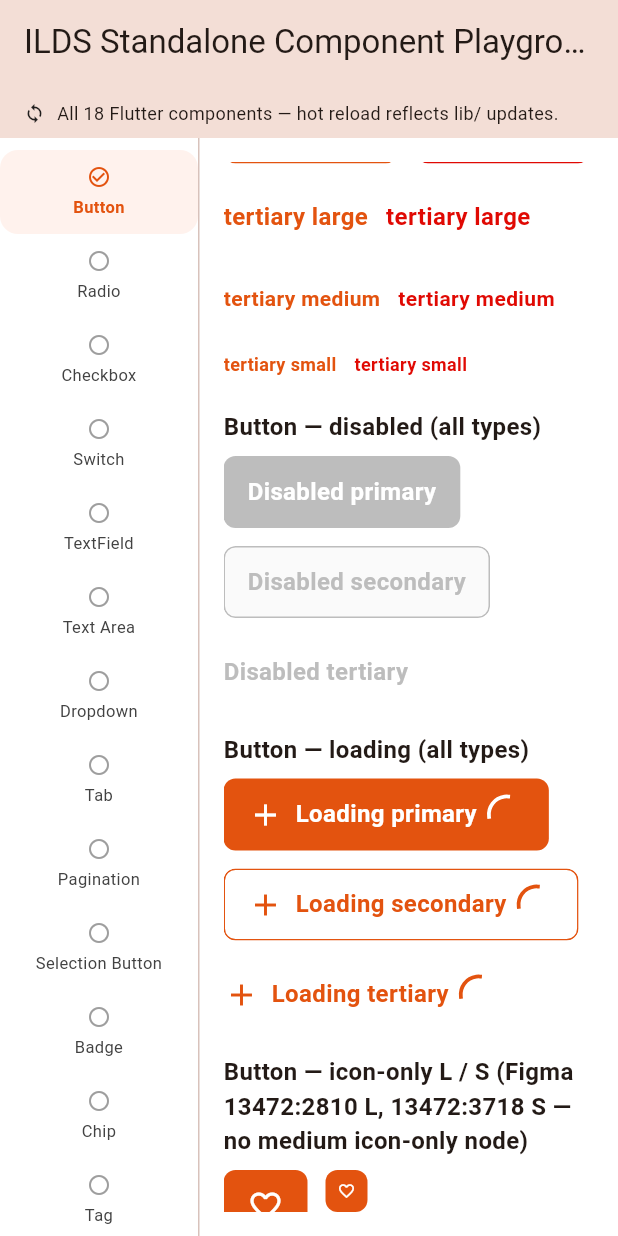
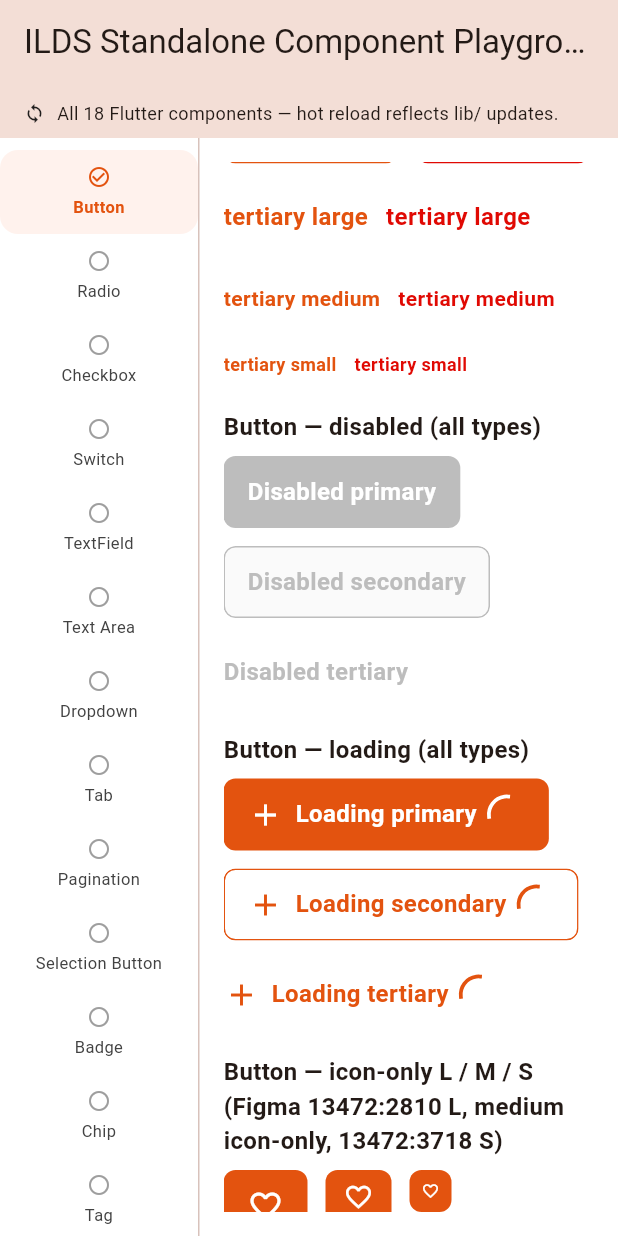
Before and after one commit to dsoftacademy/ilds-design-system, a Flutter app: the screen it shows after launch, scrolled down 576 dp, on a phone screen of 412 x 824 dp. Run offline on Flutter 3.47's test engine with Material 3 defaults, Android fonts, the phone set to English and light mode, and no system bars; Roboto replaces fonts that are missing (Mulish).

Commit message:
fix(flutter): Phase 3c closeout — badge 12/10, icon-only M, sign-off
- Badge: large/medium use fontSize12 + lineHeight12; small uses documented
  10px outlier (not spacing/border arithmetic)
- Playground: icon-only L/M/S; remove false "no medium node" note
- Typography test: whitelist badge small outlier; block new spacing-derived
  _fontSize() helpers (legacy components tracked for future pass)
- Stamp PHASE3C_FLUTTER_REACT_SIGNOFF.md Approved, Pratishek, 18 Jun 2026

Co-authored-by: Cursor <cursoragent@cursor.com>

```diff
--- a/ilds_component_playground_app/lib/main.dart
+++ b/ilds_component_playground_app/lib/main.dart
@@ -437,7 +437,7 @@ class _IldsStandalonePlaygroundPageState extends State<IldsStandalonePlaygroundP
           ],
         ),
         const SizedBox(height: 16),
-        _sectionTitle('Button — icon-only L / S (Figma 13472:2810 L, 13472:3718 S — no medium icon-only node)'),
+        _sectionTitle('Button — icon-only L / M / S (Figma 13472:2810 L, medium icon-only, 13472:3718 S)'),
         Wrap(
           spacing: 12,
           runSpacing: 12,
@@ -446,6 +446,13 @@ class _IldsStandalonePlaygroundPageState extends State<IldsStandalonePlaygroundP
               iconOnly: true,
               icon: const Icon(Icons.favorite_border),
               semanticLabel: 'Favorite large',
+              onPressed: () {},
+            ),
+            IldsButton(
+              iconOnly: true,
+              size: IldsButtonSize.medium,
+              icon: const Icon(Icons.favorite_border),
+              semanticLabel: 'Favorite medium',
               onPressed: () {},
             ),
             IldsButton(
```
Also changed, not shown: lib/ilds_badge.dart (+30 -11 lines), 3 other files.
